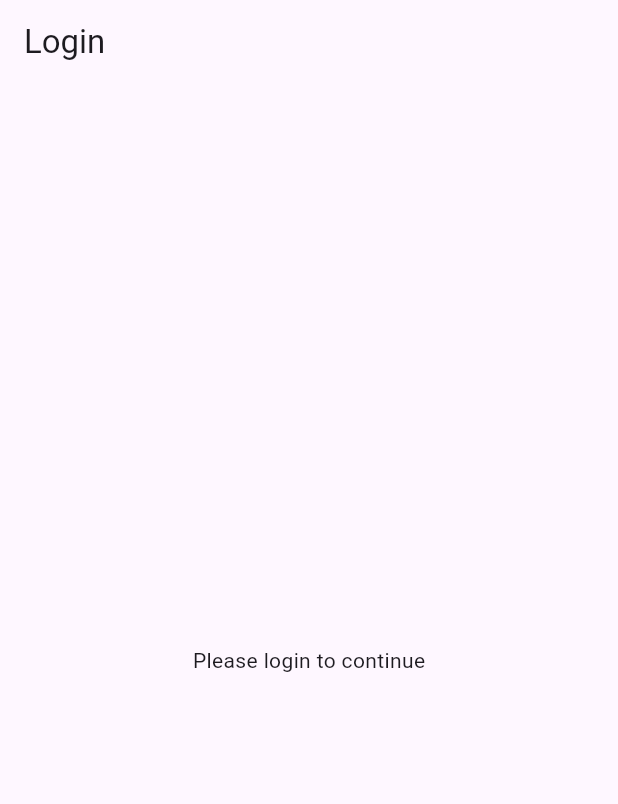
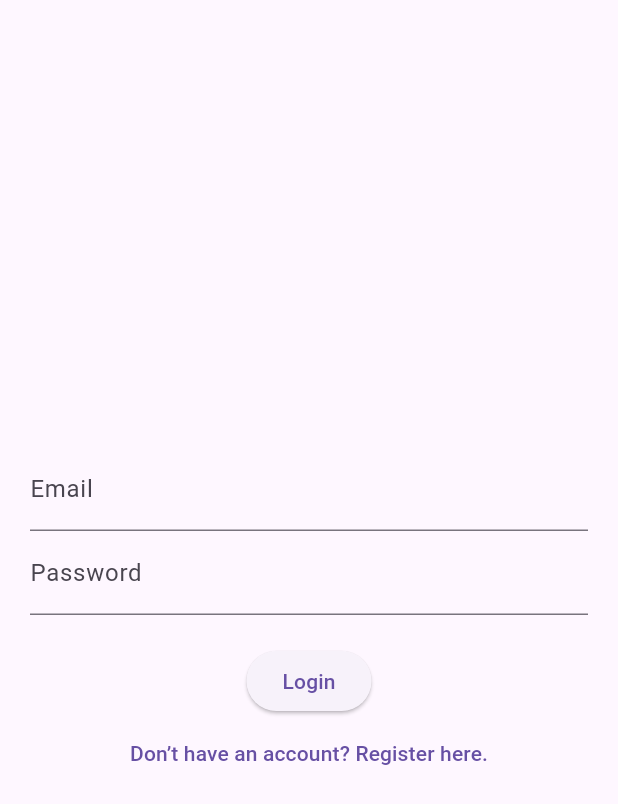
Before and after one commit to RakibOFC/flutter-journey, a Flutter app: the screen it shows after launch, on a phone screen of 412 x 824 dp. Shown: the top 804 px of the screen. Run offline on Flutter 3.47's test engine with Material 3 defaults, Android fonts, the phone set to English and light mode, and no system bars; our stand-ins replace shared_preferences.

Commit message:
Implementing login and registration page

```diff
--- a/lib/main.dart
+++ b/lib/main.dart
@@ -1,6 +1,7 @@
 import 'package:flutter/material.dart';
 import 'package:flutter_journey/pages/dashboard_page.dart';
 import 'package:flutter_journey/pages/login_page.dart';
+import 'package:flutter_journey/pages/registration_page.dart';
 import 'pages/splash_page.dart';
 import 'package:flutter/services.dart';
 
@@ -32,6 +33,7 @@ class MyApp extends StatelessWidget {
       routes: {
         '/dashboard': (context) => const DashboardPage(),
         '/login': (context) => const LoginPage(),
+        '/registration' : (context) => const RegistrationPage(),
       },
     );
   }
--- a/lib/pages/login_page.dart
+++ b/lib/pages/login_page.dart
@@ -1,16 +1,75 @@
 import 'package:flutter/material.dart';
 
-class LoginPage extends StatelessWidget {
+class LoginPage extends StatefulWidget {
   const LoginPage({super.key});
+
+  @override
+  LoginPageState createState() => LoginPageState();
+}
+
+class LoginPageState extends State<LoginPage> {
+  final _formKey = GlobalKey<FormState>();
+
+  String _email = '';
+  String _password = '';
 
   @override
   Widget build(BuildContext context) {
     return Scaffold(
-      appBar: AppBar(
-        title: const Text('Login'),
-      ),
-      body: const Center(
-        child: Text('Please login to continue'),
+      body: Padding(
+        padding: const EdgeInsets.all(20.0),
+        child: Form(
+          key: _formKey,
+          child: Column(
+            mainAxisAlignment: MainAxisAlignment.center,
+            children: [
+              TextFormField(
+                decoration: const InputDecoration(labelText: 'Email'),
+                validator: (value) {
+                  if (value == null || value.isEmpty) {
+                    return 'Please enter your email';
+                  }
+                  return null;
+                },
+                onSaved: (value) {
+                  _email = value!;
+                },
+              ),
+              TextFormField(
+                decoration: const InputDecoration(labelText: 'Password'),
+                obscureText: true,
+                validator: (value) {
+                  if (value == null || value.isEmpty) {
+                    return 'Please enter your password';
+                  }
+                  return null;
+                },
+                onSaved: (value) {
+                  _password = value!;
+                },
+              ),
+              const SizedBox(height: 20),
+              ElevatedButton(
+                onPressed: () {
+                  if (_formKey.currentState!.validate()) {
+                    _formKey.currentState!.save();
+                    // Perform login logic here
+                    ScaffoldMessenger.of(context).showSnackBar(
+                      const SnackBar(content: Text('Logging in...')),
+                    );
+                  }
+                },
+                child: const Text('Login'),
+              ),
+              TextButton(
+                onPressed: () {
+                  Navigator.pushReplacementNamed(context, '/registration');
+                },
+                child: const Text('Don’t have an account? Register here.'),
+              ),
+            ],
+          ),
+        ),
       ),
     );
   }
```
